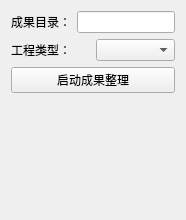
This is plugins/Base_PostProcessing/ResultArrangeWidget.ui in asd977/base_cae as Qt 5 draws it before an edit. The edited form follows.
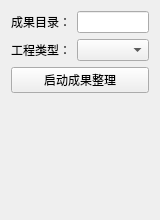
This is the edited form.

Commit message: 更新代码

What changed in the file:
```diff
--- a/plugins/Base_PostProcessing/ResultArrangeWidget.ui
+++ b/plugins/Base_PostProcessing/ResultArrangeWidget.ui
@@ -6,7 +6,7 @@
    <rect>
     <x>0</x>
     <y>0</y>
-    <width>186</width>
+    <width>148</width>
     <height>220</height>
    </rect>
   </property>
@@ -32,6 +32,12 @@
     <layout class="QHBoxLayout" name="typeLayout">
      <item>
       <widget class="QLabel" name="typeLabel">
+       <property name="sizePolicy">
+        <sizepolicy hsizetype="Fixed" vsizetype="Preferred">
+         <horstretch>0</horstretch>
+         <verstretch>0</verstretch>
+        </sizepolicy>
+       </property>
        <property name="text">
         <string>工程类型：</string>
        </property>
```
Lines whose indentation alone changed are shown as unchanged. The commit also changes 1 other file.
